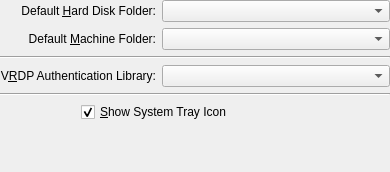
Before: the Qt Designer form vbox/src/VBox/Frontends/VirtualBox4/ui/VBoxGLSettingsGeneral.ui in jljuxgm/vboxgit, drawn with Qt 5.
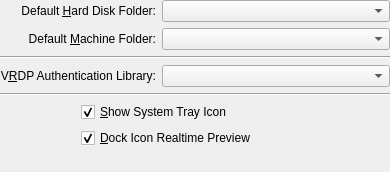
After: the same form once the commit is applied. Custom widgets are drawn as their Qt base class.

Patch:
```diff
--- a/vbox/src/VBox/Frontends/VirtualBox4/ui/VBoxGLSettingsGeneral.ui
+++ b/vbox/src/VBox/Frontends/VirtualBox4/ui/VBoxGLSettingsGeneral.ui
@@ -135,7 +135,20 @@
      </property>
     </widget>
    </item>
-   <item row="6" column="0" colspan="3" >
+   <item row="6" column="1" colspan="2" >
+    <widget class="QCheckBox" name="mCbCheckDockPreview" >
+     <property name="whatsThis" >
+      <string>When checked, the Dock Icon will reflect the VM window content in realtime.</string>
+     </property>
+     <property name="text" >
+      <string>&amp;Dock Icon Realtime Preview</string>
+     </property>
+     <property name="checked" >
+      <bool>true</bool>
+     </property>
+    </widget>
+   </item>
+   <item row="7" column="0" colspan="3" >
     <spacer>
      <property name="orientation" >
       <enum>Qt::Vertical</enum>
```
